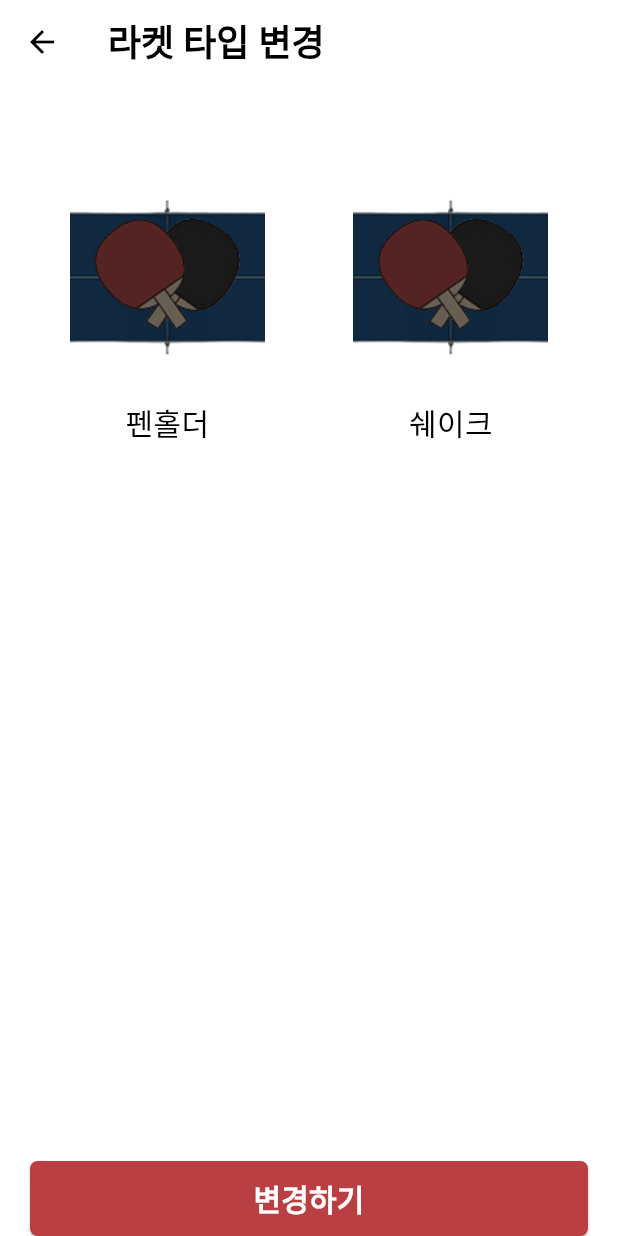
After one commit to lee-giho/King_of_table_tennis_front, a Flutter app: the ChangeMyInfoScreen screen opened directly, after a tap on "라켓", on a phone screen of 412 x 824 dp. The commit adds this screen. Run offline on Flutter 3.47's test engine with Material 3 defaults, Android fonts, the phone set to English and light mode, and no system bars; our stand-ins replace cookie_jar, dio, dio_cookie_manager, flutter_dotenv, flutter_secure_storage, fluttertoast and 2 more; missing offline and left inert: flutter_webrtc, stomp_dart_client; accounts and stored records are empty; network calls fail.

Commit message:
라켓 타입을 변경하는 화면 구현, 변경 시 이전 화면으로 돌아가며 정보를 다시 불러와 바뀐 라켓 타입이 보여지게 함

```diff
--- a/lib/api/user_api.dart
+++ b/lib/api/user_api.dart
@@ -61,3 +61,24 @@ Future<http.Response> changeNickName(String nickName) async {
 
   return response;
 }
+
+Future<http.Response> changeRacketType(String racketType) async {
+  String? accessToken = await SecureStorage.getAccessToken();
+
+  // .env에서 서버 URL 가져오기
+  final apiAddress = Uri.parse("${dotenv.get("API_ADDRESS")}/api/user/racketType");
+  final headers = {
+    'Authorization': 'Bearer ${accessToken}',
+    'Content-Type': 'application/json'
+  };
+
+  final response = await http.patch(
+    apiAddress,
+    headers: headers,
+    body: json.encode({
+      'changeValue': racketType
+    })
+  );
+
+  return response;
+}
--- a/lib/screen/change_myInfo_screen.dart
+++ b/lib/screen/change_myInfo_screen.dart
@@ -4,6 +4,7 @@ import 'dart:convert';
 import 'package:king_of_table_tennis/api/user_api.dart';
 import 'package:king_of_table_tennis/model/user_info_dto.dart';
 import 'package:king_of_table_tennis/screen/change_nickName_screen.dart';
+import 'package:king_of_table_tennis/screen/change_racketType_screen.dart';
 import 'package:king_of_table_tennis/screen/login_screen.dart';
 import 'package:king_of_table_tennis/util/apiRequest.dart';
 import 'package:king_of_table_tennis/util/appColors.dart';
@@ -230,7 +231,19 @@ class _ChangeMyInfoScreenState extends State<ChangeMyInfoScreen> {
                           ),
                         ),
                         Divider(),
-                        Padding(
+                        InkWell(
+                          onTap: () {
+                            Navigator.push(
+                              context,
+                              MaterialPageRoute(
+                                builder: (context) => ChangeRacketTypeScreen(
+                                  racketType: myInfo!.racketType,
+                                  fetchMyInfo: handleMyInfo,
+                                )
+                              )
+                            );
+                          },
+                          child: Padding(
                             padding: const EdgeInsets.symmetric(vertical: 5),
                             child: Row(
                               mainAxisAlignment: MainAxisAlignment.spaceBetween,
@@ -261,6 +274,7 @@ class _ChangeMyInfoScreenState extends State<ChangeMyInfoScreen> {
                                   ],
                                 )
                               ],
+                            ),
                           ),
                         ),
                         Divider(),
--- /dev/null
+++ b/lib/screen/change_racketType_screen.dart
@@ -0,0 +1,194 @@
+import 'dart:convert';
+import 'dart:developer';
+
+import 'package:flutter/material.dart';
+import 'package:king_of_table_tennis/api/user_api.dart';
+import 'package:king_of_table_tennis/util/apiRequest.dart';
+import 'package:king_of_table_tennis/util/appColors.dart';
+import 'package:king_of_table_tennis/util/toastMessage.dart';
+
+class ChangeRacketTypeScreen extends StatefulWidget {
+  final String racketType;
+  final VoidCallback fetchMyInfo;
+  const ChangeRacketTypeScreen({
+    super.key,
+    required this.racketType,
+    required this.fetchMyInfo
+  });
+
+  @override
+  State<ChangeRacketTypeScreen> createState() => _ChangeRacketTypeScreenState();
+}
+
+class _ChangeRacketTypeScreenState extends State<ChangeRacketTypeScreen> {
+
+  @override
+  void initState() {
+    super.initState();
+
+    selectedRacketType = racketTypeReverse[widget.racketType];
+  }
+
+  int? selectedRacketType;
+
+  final Map<int, String> racketType = {
+    0: "펜홀더",
+    1: "쉐이크"
+  };
+
+  final Map<String, int> racketTypeReverse = {
+    "펜홀더": 0,
+    "쉐이크": 1
+  };
+
+  Widget buildRacketTypeContainer({required int value, required String label}) {
+    final isSelected = selectedRacketType == value;
+
+    return GestureDetector(
+      onTap: () {
+        setState(() {
+          selectedRacketType = value;
+        });
+      },
+      child: Column(
+        children: [
+          Container(
+            padding: const EdgeInsets.all(8),
+            width: 150,
+            height: 150,
+            decoration: BoxDecoration(
+              borderRadius: BorderRadius.circular(12),
+              border: Border.all(
+                color: isSelected
+                  ? AppColors.racketRed
+                  : Colors.transparent,
+                  width: 2
+              )
+            ),
+            margin: EdgeInsets.all(8),
+            child: ColorFiltered(
+              colorFilter: isSelected
+              ? ColorFilter.mode(
+                  Colors.transparent,
+                  BlendMode.multiply
+                )
+              : ColorFilter.mode(
+                  const Color.fromARGB(255, 106, 106, 106),
+                  BlendMode.modulate
+                ),
+              child: Image.asset(
+                "assets/images/logo.png",
+                fit: BoxFit.cover,
+              )
+            ),
+          ),
+          Text(
+            label,
+            style: TextStyle(
+              fontSize: 20
+            ),
+          )
+        ],
+      ),
+    );
+  }
+
+  void handleSubmit(String racketType) async {
+    final response = await apiRequest(() => changeRacketType(racketType), context);
+
+    if (response.statusCode == 200) {
+      final data = json.decode(response.body);
+      final isSuccess = data["success"];
+      print("isSuccess: $isSuccess");
+      if (isSuccess) {
+        ToastMessage.show("라켓 타입이 변경되었습니다.");
+        widget.fetchMyInfo.call();
+        Navigator.pop(context);
+      } else {
+        log("라켓 타입 변경 실패 - isSuccess: $isSuccess");
+      }
+    } else {
+      log("라켓 타입 변경 실패");
+    }
+  }
+
+  @override
+  Widget build(BuildContext context) {
+    return Scaffold(
+      appBar: AppBar(
+        title: const Align(
+          alignment: Alignment.topLeft,
+          child: Text(
+            "라켓 타입 변경",
+            style: TextStyle(
+              fontSize: 24,
+              fontWeight: FontWeight.bold
+            ),
+          ),
+        ),
+      ),
+      body: SafeArea(
+        child: Container(
+          padding: const EdgeInsets.symmetric(horizontal: 20),
+          child: Column(
+            children: [
+              Expanded(
+                child: SingleChildScrollView(
+                  physics: const ClampingScrollPhysics(),
+                  child: Padding(
+                    padding: const EdgeInsets.fromLTRB(0, 40, 0, 0),
+                    child: Container(
+                      padding: EdgeInsets.all(5),
+                      child: GridView.builder(
+                        shrinkWrap: true,
+                        physics: const NeverScrollableScrollPhysics(),
+                        itemCount: racketType.length,
+                        gridDelegate: const SliverGridDelegateWithFixedCrossAxisCount(
+                          crossAxisCount: 2,
+                          crossAxisSpacing: 16,
+                          mainAxisSpacing: 16,
+                          childAspectRatio: 0.7
+                        ),
+                        itemBuilder: (context, index) {
+                          final entry = racketType.entries.elementAt(index);
+                          return buildRacketTypeContainer(
+                            value: entry.key,
+                            label: entry.value
+                          );
+                        }
+                      ),
+                    ),
+                  ),
+                )
+              ),
+              Container( // 변경하기 버튼
+                child: ElevatedButton(
+                  onPressed: widget.racketType != racketType[selectedRacketType]
+                    ? () {
+                        handleSubmit(racketType[selectedRacketType]!);
+                      }
+                    : null,
+                    style: ElevatedButton.styleFrom(
+                      minimumSize: const Size.fromHeight(50),
+                      backgroundColor: AppColors.racketRed,
+                      foregroundColor: Colors.white,
+                      shape: RoundedRectangleBorder(
+                        borderRadius: BorderRadius.circular(5)
+                      )
+                    ),
+                  child: const Text(
+                    "변경하기",
+                    style: TextStyle(
+                      fontSize: 20,
+                      fontWeight: FontWeight.bold
+                    ),
+                  )
+                ),
+              )
+            ],
+          ),
+        )
+      ),
+    );
+  }
+}
```
Lines whose indentation alone changed are shown as unchanged.
